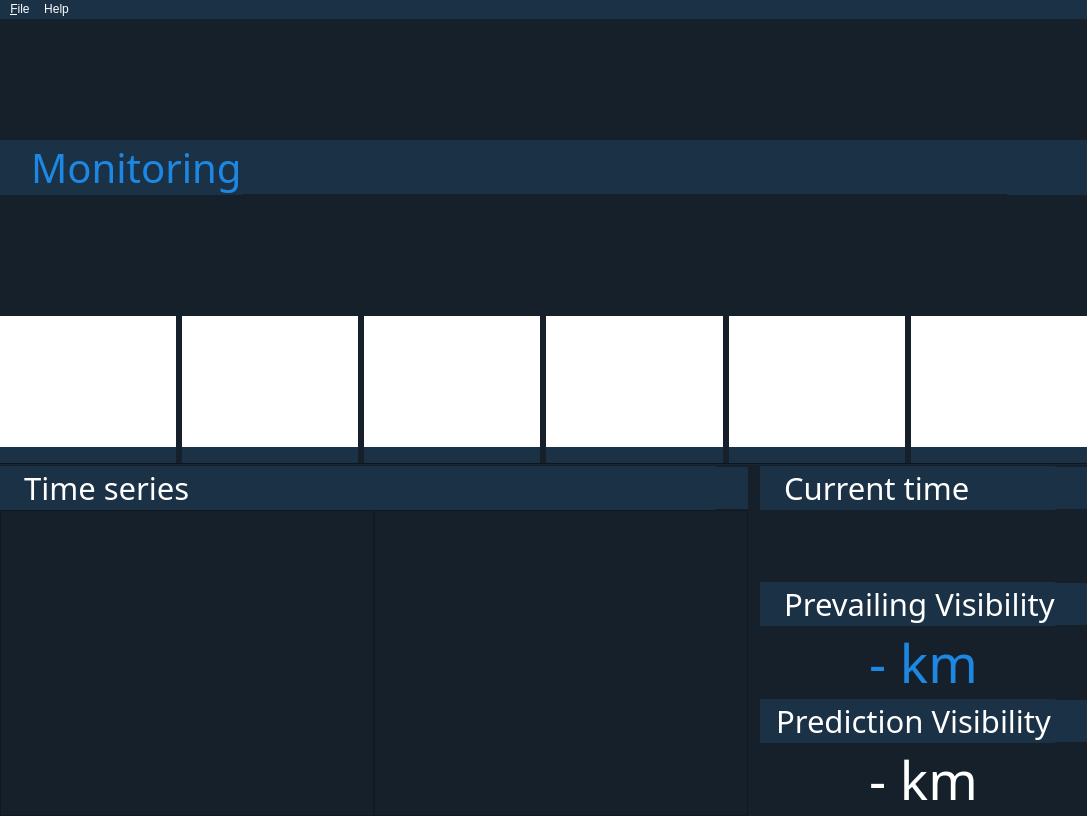
The window that src/resources/main_window.ui (sijung21/js06) describes before a commit, drawn with Qt 5.
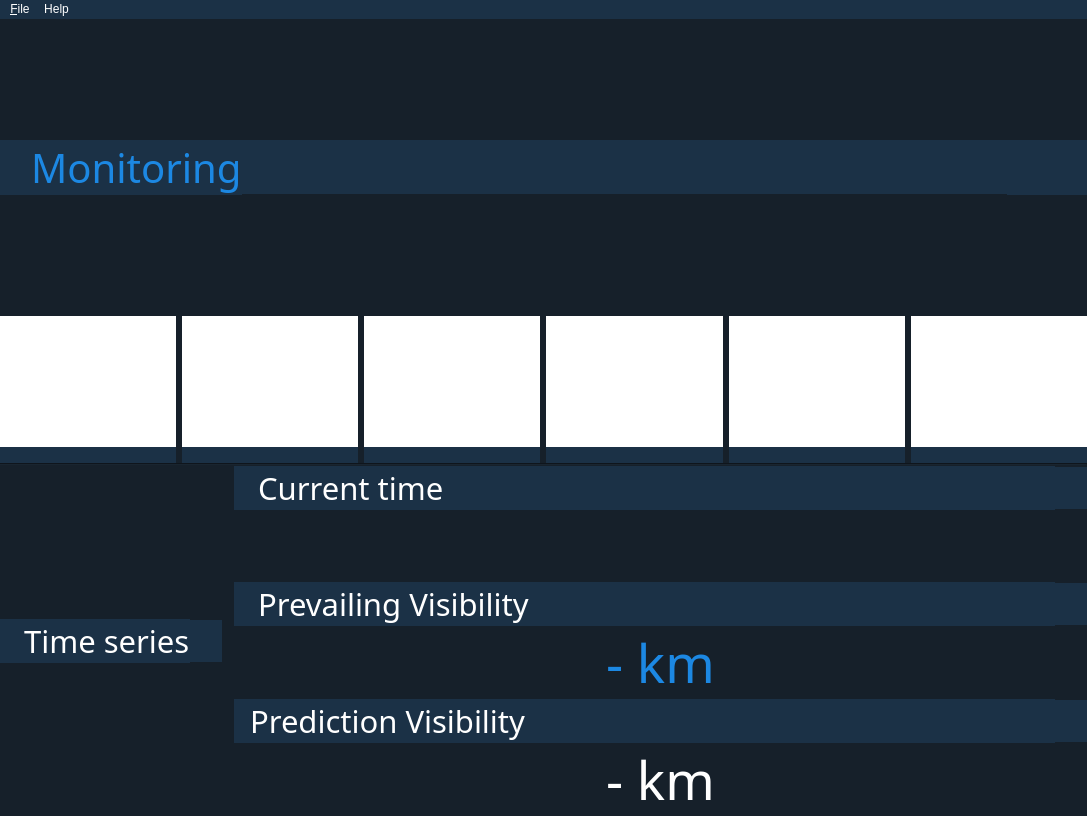
The same window after the commit. Icons and pictures are not drawn.

Commit message: Replace plot module to QChartView

Patch:
```diff
--- a/src/resources/main_window.ui
+++ b/src/resources/main_window.ui
@@ -702,28 +702,7 @@
            </layout>
           </item>
           <item>
-           <layout class="QHBoxLayout" name="graph_horizontalLayout">
-            <item>
-             <widget class="QGraphicsView" name="vis_plot">
-              <property name="sizePolicy">
-               <sizepolicy hsizetype="Preferred" vsizetype="Preferred">
-                <horstretch>0</horstretch>
-                <verstretch>0</verstretch>
-               </sizepolicy>
-              </property>
-             </widget>
-            </item>
-            <item>
-             <widget class="QGraphicsView" name="polar_plot">
-              <property name="sizePolicy">
-               <sizepolicy hsizetype="Preferred" vsizetype="Preferred">
-                <horstretch>0</horstretch>
-                <verstretch>0</verstretch>
-               </sizepolicy>
-              </property>
-             </widget>
-            </item>
-           </layout>
+           <layout class="QHBoxLayout" name="graph_horizontalLayout"/>
           </item>
          </layout>
         </item>
```
The commit also changes 5 other files.
